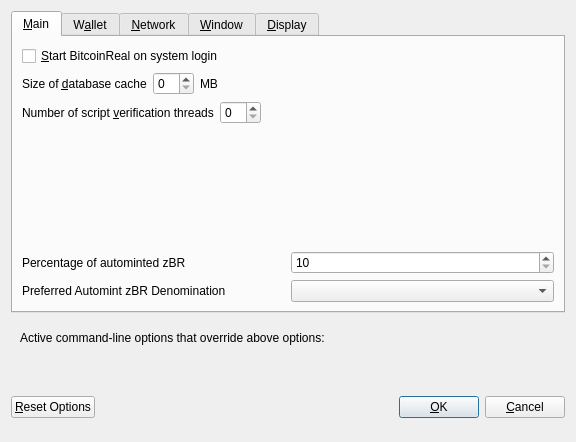
Above: src/qt/forms/optionsdialog.ui from bitcoinreal/BitcoinReal before the change. Below: the same form after it.
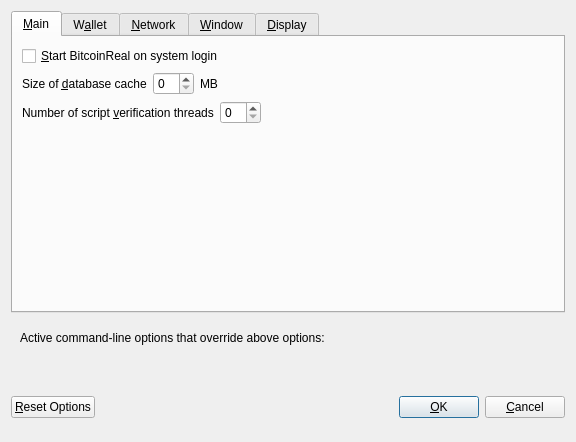
That is the form after the change. Custom widgets are drawn as their Qt base class.

The edit to the form file:
```diff
--- a/src/qt/forms/optionsdialog.ui
+++ b/src/qt/forms/optionsdialog.ui
@@ -130,72 +130,6 @@
          </property>
         </spacer>
        </item>
-       <item>
-        <layout class="QHBoxLayout" name="horizontalLayout_3">
-         <item>
-          <widget class="QLabel" name="percentage_label">
-           <property name="toolTip">
-            <string>Percentage of incoming BR which get automatically converted to zBR via Zerocoin Protocol (min: 10%)</string>
-           </property>
-           <property name="text">
-            <string>Percentage of autominted zBR</string>
-           </property>
-          </widget>
-         </item>
-         <item>
-          <widget class="QSpinBox" name="zeromintPercentage">
-           <property name="minimum">
-            <number>10</number>
-           </property>
-           <property name="maximum">
-            <number>100</number>
-           </property>
-          </widget>
-         </item>
-        </layout>
-       </item>
-       <item>
-        <layout class="QHBoxLayout" name="horizontalLayout" stretch="0,0">
-         <property name="sizeConstraint">
-          <enum>QLayout::SetFixedSize</enum>
-         </property>
-         <item>
-          <widget class="QLabel" name="labelPreferredDenom">
-           <property name="maximumSize">
-            <size>
-             <width>16777215</width>
-             <height>16777215</height>
-            </size>
-           </property>
-           <property name="toolTip">
-            <string>Wait with automatic conversion to Zerocoin until enough BR for this denomination is available</string>
-           </property>
-           <property name="text">
-            <string>Preferred Automint zBR Denomination</string>
-           </property>
-          </widget>
-         </item>
-         <item>
-          <widget class="QComboBox" name="preferredDenom">
-           <property name="maximumSize">
-            <size>
-             <width>16777215</width>
-             <height>27</height>
-            </size>
-           </property>
-           <property name="toolTip">
-            <string>Wait with automatic conversion to Zerocoin until enough BR for this denomination is available</string>
-           </property>
-           <property name="maxVisibleItems">
-            <number>9</number>
-           </property>
-           <property name="maxCount">
-            <number>9</number>
-           </property>
-          </widget>
-         </item>
-        </layout>
-       </item>
       </layout>
      </widget>
      <widget class="QWidget" name="tabWallet">
```
Left out of the diff: 34 changed lines with no effect on the pictures.
